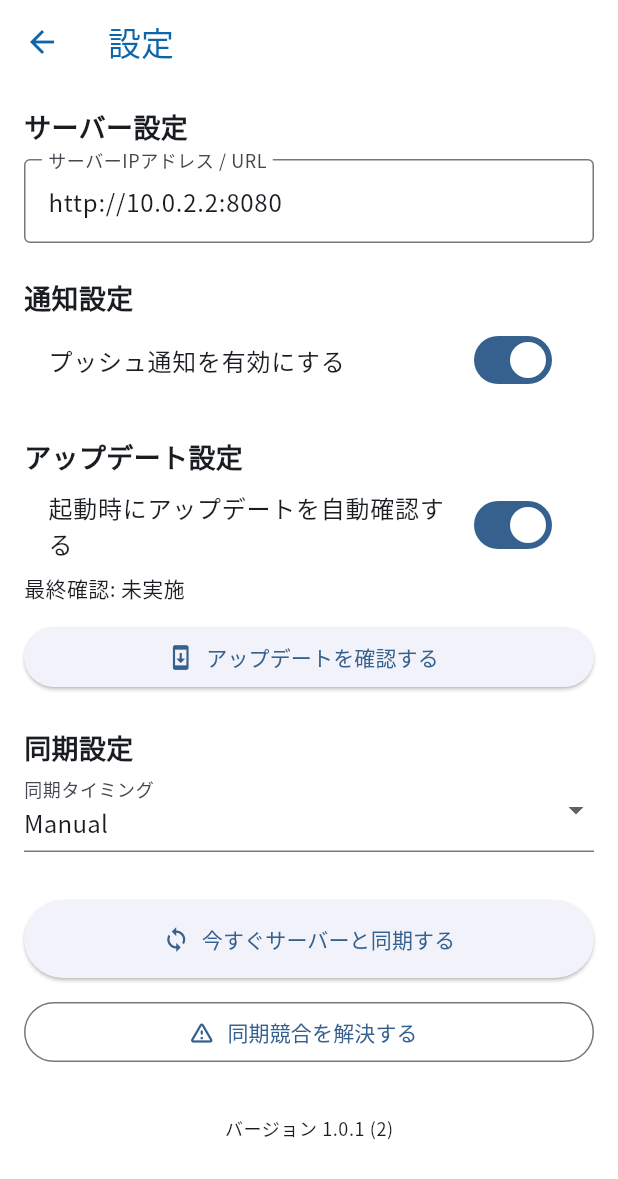
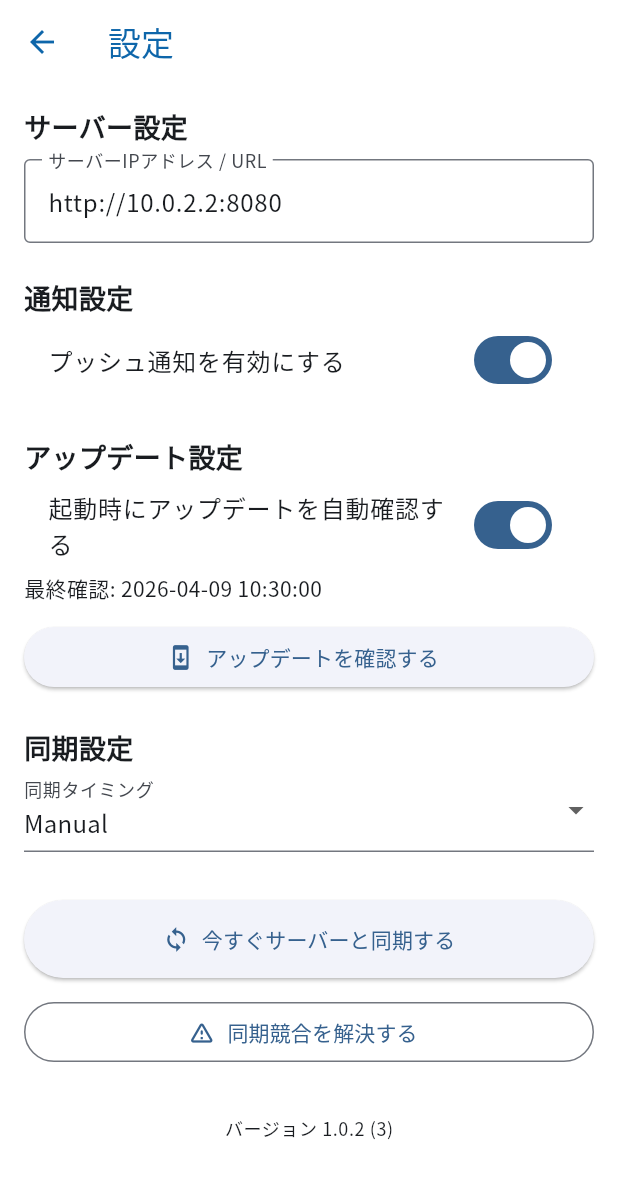
Before and after one commit to tako-kun1/LStocker-Client, a Flutter app: the screen it shows after launch, after a tap on "設定", on a phone screen of 412 x 824 dp. Shown: the top 1179 px of the screen. Run offline on Flutter 3.47's test engine with Material 3 defaults, Android fonts, the phone set to English and light mode, and no system bars; our stand-ins replace camera, connectivity_plus, dio, google_fonts, package_info_plus, shared_preferences and 1 more; missing offline and left inert: mobile_scanner; accounts and stored records are empty; network calls fail; statements that could not run were skipped.

Commit message:
Release 1.0.2

```diff
--- a/lib/services/version_check_service.dart
+++ b/lib/services/version_check_service.dart
@@ -83,6 +83,7 @@ class VersionCheckService {
     final packageInfo = await PackageInfo.fromPlatform();
     final currentVersion = _normalizeVersion(packageInfo.version);
     final prefs = await SharedPreferences.getInstance();
+    final checkStartedAt = DateTime.now();
 
     if (!force) {
       final cached = await getCachedResult();
@@ -109,7 +110,7 @@ class VersionCheckService {
         isRequired: false,
         currentVersion: currentVersion,
         latestVersion: currentVersion,
-        checkedAt: DateTime.now(),
+        checkedAt: checkStartedAt,
         error: 'No network connection',
       );
     }
@@ -141,7 +142,7 @@ class VersionCheckService {
         releaseNotes: releaseBody,
         apkUrl: apkUrl,
         publishedAt: publishedAt,
-        checkedAt: DateTime.now(),
+        checkedAt: checkStartedAt,
       );
 
       await prefs.setString(_cacheKey, jsonEncode(result.toMap()));
@@ -159,9 +160,11 @@ class VersionCheckService {
         isRequired: false,
         currentVersion: currentVersion,
         latestVersion: currentVersion,
-        checkedAt: DateTime.now(),
+        checkedAt: checkStartedAt,
         error: e.toString(),
       );
+    } finally {
+      await prefs.setString(_lastCheckedKey, checkStartedAt.toIso8601String());
     }
   }
 
--- a/lib/views/settings_screen.dart
+++ b/lib/views/settings_screen.dart
@@ -18,6 +18,7 @@ class _SettingsScreenState extends State<SettingsScreen> {
   late Future<PackageInfo> _packageInfoFuture;
   bool _syncing = false;
   bool _checkingUpdate = false;
+  DateTime? _lastUpdateCheckedAt;
   final _syncService = SyncService();
   final _versionCheckService = VersionCheckService();
 
@@ -27,6 +28,15 @@ class _SettingsScreenState extends State<SettingsScreen> {
     final settings = Provider.of<SettingsProvider>(context, listen: false);
     _urlController = TextEditingController(text: settings.serverUrl);
     _packageInfoFuture = PackageInfo.fromPlatform();
+    _loadLastCheckedAt();
+  }
+
+  Future<void> _loadLastCheckedAt() async {
+    final checkedAt = await _versionCheckService.getLastCheckedAt();
+    if (!mounted) return;
+    setState(() {
+      _lastUpdateCheckedAt = checkedAt;
+    });
   }
 
   @override
@@ -69,18 +79,13 @@ class _SettingsScreenState extends State<SettingsScreen> {
                 value: settings.autoCheckUpdateOnStartup,
                 onChanged: (v) => settings.setAutoCheckUpdateOnStartup(v),
               ),
-              FutureBuilder<DateTime?>(
-                future: _versionCheckService.getLastCheckedAt(),
-                builder: (context, snapshot) {
-                  final checked = snapshot.data;
-                  final text = checked == null
+              Padding(
+                padding: const EdgeInsets.only(bottom: 12),
+                child: Text(
+                  _lastUpdateCheckedAt == null
                       ? '最終確認: 未実施'
-                      : '最終確認: ${checked.toLocal().toString().substring(0, 19)}';
-                  return Padding(
-                    padding: const EdgeInsets.only(bottom: 12),
-                    child: Text(text),
-                  );
-                },
+                      : '最終確認: ${_lastUpdateCheckedAt!.toLocal().toString().substring(0, 19)}',
+                ),
               ),
               ElevatedButton.icon(
                 onPressed: _checkingUpdate
@@ -116,6 +121,7 @@ class _SettingsScreenState extends State<SettingsScreen> {
                             );
                           }
                         } finally {
+                          await _loadLastCheckedAt();
                           if (mounted) {
                             setState(() => _checkingUpdate = false);
                           }
--- a/pubspec.yaml
+++ b/pubspec.yaml
@@ -16,7 +16,7 @@ publish_to: 'none' # Remove this line if you wish to publish to pub.dev
 # https://developer.apple.com/library/archive/documentation/General/Reference/InfoPlistKeyReference/Articles/CoreFoundationKeys.html
 # In Windows, build-name is used as the major, minor, and patch parts
 # of the product and file versions while build-number is used as the build suffix.
-version: 1.0.1+2
+version: 1.0.2+3
 
 environment:
   sdk: ^3.11.3
```
